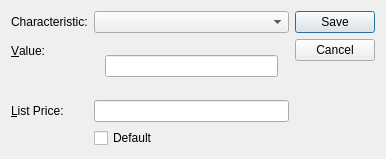
Old version of the form widgets/characteristicAssignment.ui in the repository Pegasus-RPG/xtuple-client.
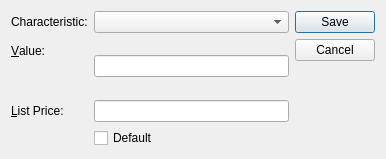
New version of the form. The open tabs and pages were chosen to show the change. Custom widgets are drawn as their Qt base class.

Commit message: Characteristics enhancements - group and numeric char

```diff
--- a/widgets/characteristicAssignment.ui
+++ b/widgets/characteristicAssignment.ui
@@ -115,13 +115,6 @@
          </item>
         </layout>
        </widget>
-       <widget class="QWidget" name="_encrPage">
-        <layout class="QGridLayout" name="gridLayout_6">
-         <item row="0" column="0">
-          <widget class="XLineEdit" name="_encrValue"/>
-         </item>
-        </layout>
-       </widget>
       </widget>
      </item>
      <item row="2" column="0">
```
The commit also changes 11 other files.
